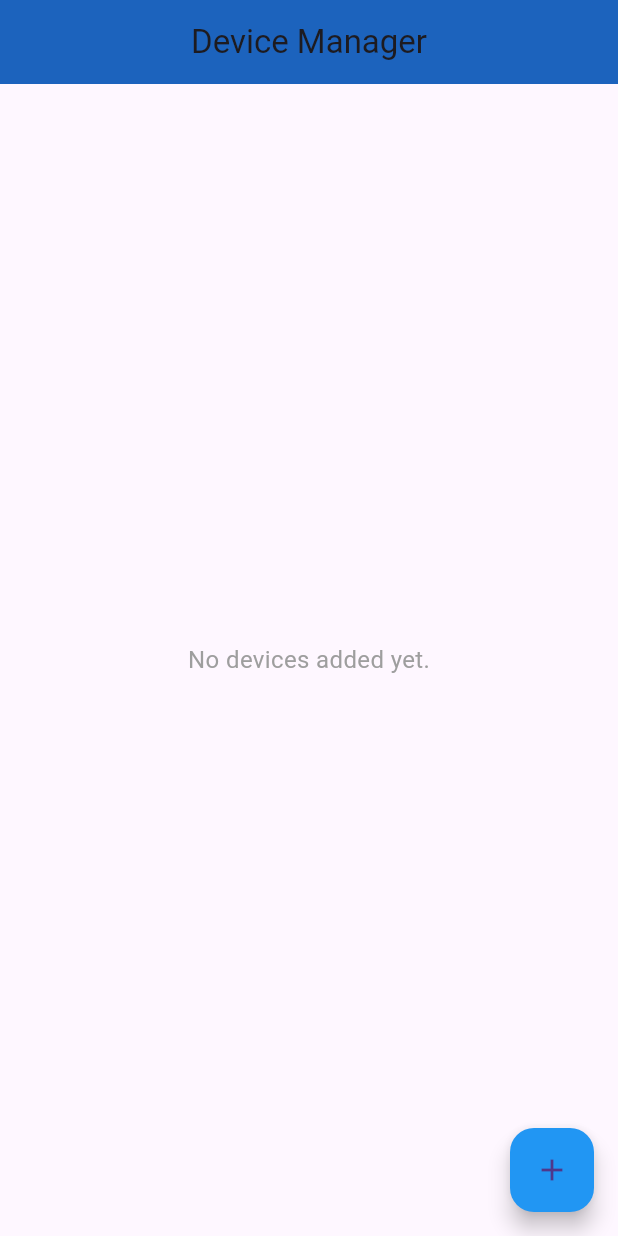
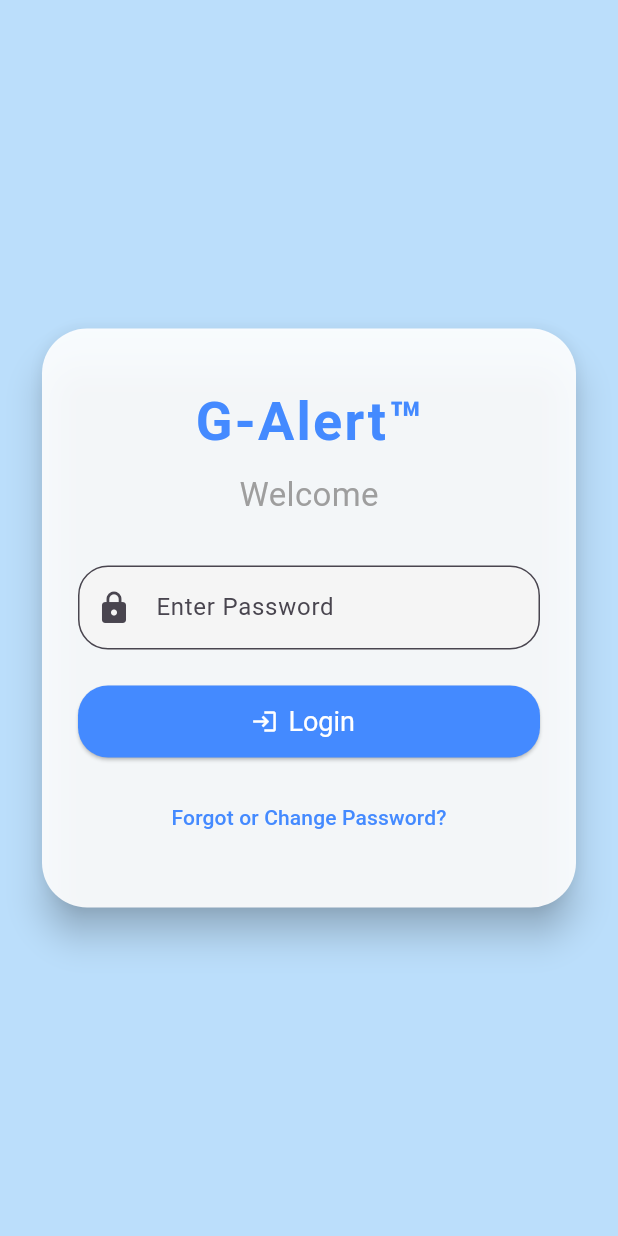
Before and after one commit to vimalkaveri/sms_app, a Flutter app: the screen it shows after launch, on a phone screen of 412 x 824 dp. Run offline on Flutter 3.47's test engine with Material 3 defaults, Android fonts, the phone set to English and light mode, and no system bars; our stand-ins replace permission_handler, shared_preferences; missing offline and left inert: flutter_pdfview, telephony.

Commit message:
included in this code on the login screen

```diff
--- a/lib/main.dart
+++ b/lib/main.dart
@@ -1,23 +1,20 @@
-// main.dart
 import 'package:flutter/material.dart';
-import 'menu/homepage.dart';
-
+import 'package:sms_app/menu/welcome_screen.dart';
 
 void main() {
-  runApp(MyApp());
+  runApp(const MyApp());
 }
 
 class MyApp extends StatelessWidget {
+  const MyApp({super.key});
 
   @override
   Widget build(BuildContext context) {
     return MaterialApp(
       debugShowCheckedModeBanner: false,
-      title: 'SMS Sender',
-      theme: ThemeData(
-        primarySwatch: Colors.blue,
-      ),
-      home: WelcomeScreen(),
+      title: 'G-Alert App',
+      theme: ThemeData(primarySwatch: Colors.blue),
+      home: const WelcomeScreen(),
     );
   }
 }
--- a/lib/menu/homepage.dart
+++ b/lib/menu/device_manager_screen.dart
@@ -2,28 +2,26 @@ import 'dart:convert';
 import 'package:flutter/material.dart';
 import 'package:shared_preferences/shared_preferences.dart';
 import '../models/device.dart';
-import 'manupage.dart';
+import 'manupage.dart'; // if this is the device details page
 
-class WelcomeScreen extends StatefulWidget {
-  const WelcomeScreen({super.key});
+class DeviceManagerScreen extends StatefulWidget {
+  const DeviceManagerScreen({super.key});
 
   @override
-  _WelcomeScreenState createState() => _WelcomeScreenState();
+  _DeviceManagerScreenState createState() => _DeviceManagerScreenState();
 }
 
-class _WelcomeScreenState extends State<WelcomeScreen> {
+class _DeviceManagerScreenState extends State<DeviceManagerScreen> {
   final _deviceNameController = TextEditingController();
   final _phoneController = TextEditingController();
-
   List<Device> devices = [];
 
   @override
   void initState() {
     super.initState();
-    _loadDevices();  // Load the saved devices when the app starts
+    _loadDevices();
   }
 
-  // Method to load devices from SharedPreferences
   Future<void> _loadDevices() async {
     final prefs = await SharedPreferences.getInstance();
     final String? devicesJson = prefs.getString('devices');
@@ -35,7 +33,6 @@ class _WelcomeScreenState extends State<WelcomeScreen> {
     }
   }
 
-  // Method to save devices to SharedPreferences
   Future<void> _saveDevices() async {
     final prefs = await SharedPreferences.getInstance();
     final String devicesJson = json.encode(devices.map((e) => e.toJson()).toList());
@@ -100,7 +97,7 @@ class _WelcomeScreenState extends State<WelcomeScreen> {
                       }
                     });
 
-                    _saveDevices();  // Save devices list to SharedPreferences
+                    _saveDevices();
                     Navigator.pop(context);
                     _deviceNameController.clear();
                     _phoneController.clear();
@@ -118,7 +115,7 @@ class _WelcomeScreenState extends State<WelcomeScreen> {
     setState(() {
       devices.removeAt(index);
     });
-    _saveDevices();  // Save updated devices list to SharedPreferences
+    _saveDevices();
   }
 
   void _navigateToDeviceDetails(Device device) {
--- /dev/null
+++ b/lib/menu/welcome_screen.dart
@@ -0,0 +1,114 @@
+import 'package:flutter/material.dart';
+import 'package:shared_preferences/shared_preferences.dart';
+import 'device_manager_screen.dart';
+import 'change_password_screen.dart';
+
+class WelcomeScreen extends StatelessWidget {
+  const WelcomeScreen({super.key});
+
+  static final TextEditingController _passwordController = TextEditingController();
+
+  Future<void> _login(BuildContext context) async {
+    String enteredPassword = _passwordController.text.trim();
+    final prefs = await SharedPreferences.getInstance();
+    final savedPassword = prefs.getString('app_password') ?? '1234';
+
+    if (enteredPassword == savedPassword) {
+      Navigator.pushReplacement(
+        context,
+        MaterialPageRoute(builder: (context) => const DeviceManagerScreen()),
+      );
+    } else {
+      ScaffoldMessenger.of(context).showSnackBar(
+        const SnackBar(content: Text('Incorrect Password')),
+      );
+    }
+  }
+
+  @override
+  Widget build(BuildContext context) {
+    final brightness = Theme.of(context).brightness;
+    final isDark = brightness == Brightness.dark;
+
+    return Scaffold(
+      backgroundColor: isDark ? Colors.black : Colors.blue.shade100,
+      body: Center(
+        child: SingleChildScrollView(
+          padding: const EdgeInsets.all(24.0),
+          child: Card(
+            elevation: 10,
+            color: isDark ? Colors.grey.shade900.withOpacity(0.8) : Colors.white.withOpacity(0.9),
+            shape: RoundedRectangleBorder(borderRadius: BorderRadius.circular(30)),
+            child: Padding(
+              padding: const EdgeInsets.symmetric(horizontal: 24, vertical: 36),
+              child: Column(
+                mainAxisSize: MainAxisSize.min,
+                children: [
+                  const Text(
+                    'G-Alert™',
+                    style: TextStyle(
+                      fontSize: 36,
+                      fontWeight: FontWeight.bold,
+                      color: Colors.blueAccent,
+                      letterSpacing: 1.5,
+                    ),
+                  ),
+                  const SizedBox(height: 8),
+                  const Text(
+                    'Welcome',
+                    style: TextStyle(
+                      fontSize: 22,
+                      color: Colors.grey,
+                    ),
+                  ),
+                  const SizedBox(height: 32),
+                  TextField(
+                    controller: _passwordController,
+                    obscureText: true,
+                    decoration: InputDecoration(
+                      labelText: 'Enter Password',
+                      filled: true,
+                      fillColor: isDark ? Colors.grey.shade800 : Colors.grey.shade100,
+                      border: OutlineInputBorder(
+                        borderRadius: BorderRadius.circular(20),
+                      ),
+                      prefixIcon: const Icon(Icons.lock),
+                    ),
+                  ),
+                  const SizedBox(height: 24),
+                  ElevatedButton.icon(
+                    onPressed: () => _login(context),
+                    icon: const Icon(Icons.login),
+                    label: const Text('Login'),
+                    style: ElevatedButton.styleFrom(
+                      backgroundColor: Colors.blueAccent,
+                      foregroundColor: Colors.white,
+                      minimumSize: const Size(double.infinity, 48),
+                      shape: RoundedRectangleBorder(
+                        borderRadius: BorderRadius.circular(20),
+                      ),
+                      textStyle: const TextStyle(fontSize: 18),
+                    ),
+                  ),
+                  const SizedBox(height: 16),
+                  TextButton(
+                    onPressed: () {
+                      Navigator.push(
+                        context,
+                        MaterialPageRoute(builder: (context) => const ChangePasswordScreen()),
+                      );
+                    },
+                    child: const Text(
+                      'Forgot or Change Password?',
+                      style: TextStyle(color: Colors.blueAccent, fontSize: 14),
+                    ),
+                  ),
+                ],
+              ),
+            ),
+          ),
+        ),
+      ),
+    );
+  }
+}
--- /dev/null
+++ b/lib/pages/login.dart
@@ -0,0 +1 @@
+//lib/pages/login.dart
```
Also changed, not shown: lib/menu/change_password_screen.dart (added, +61 -0 lines).
